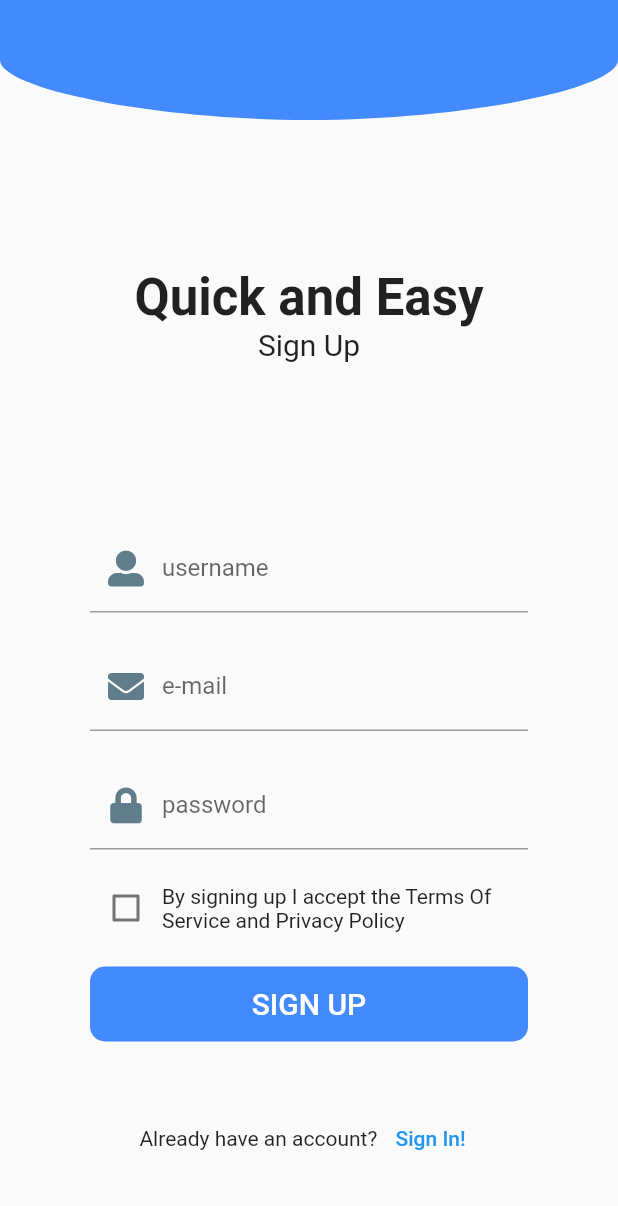
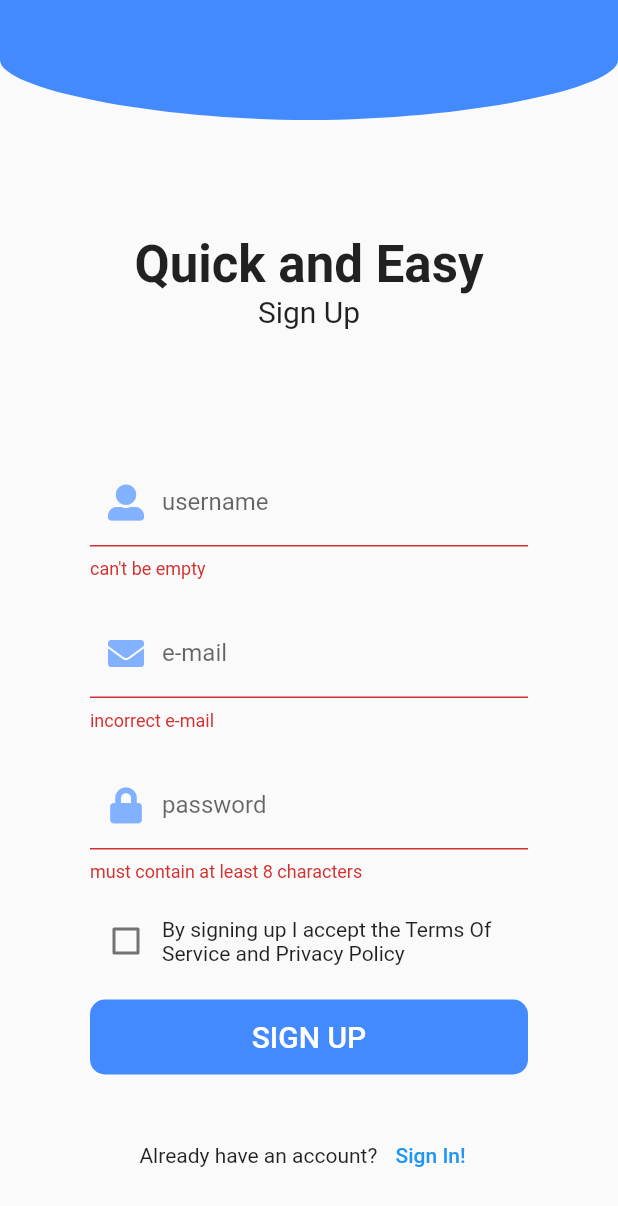
Before and after one commit to medykization/BoredomDestroyer, a Flutter app: the RegisterScreen screen opened directly, after a tap on "SIGN UP", on a phone screen of 412 x 824 dp. Shown: the top 1206 px of the screen. Run offline on Flutter 3.47's test engine with Material 2 defaults, Android fonts, the phone set to English and light mode, and no system bars; our stand-ins replace flutter_datetime_picker, flutter_spinkit, font_awesome_flutter, geolocator, hive, hive_flutter; missing offline and left inert: google_maps_webservice, search_map_place; accounts and stored records are empty; generated files the repository leaves out were written again.

Commit message:
Register screen: added form validation

```diff
--- a/lib/screens/register_screen.dart
+++ b/lib/screens/register_screen.dart
@@ -19,6 +19,8 @@ class _RegisterScreenState extends State<RegisterScreen> {
   HttpAuth httpAuth = new HttpAuth();
 
   Box box;
+
+  final _formKey = GlobalKey<FormState>();
 
   void initBoxValue() async {
     box = await Hive.openBox<User>('users');
@@ -42,6 +44,8 @@ class _RegisterScreenState extends State<RegisterScreen> {
         ),
       ),
       body: new Center(
+        child: Form(
+          key: _formKey,
           child: Column(
             children: <Widget>[
               Expanded(flex: 2, child: _buildWelcomeTextRow()),
@@ -52,6 +56,7 @@ class _RegisterScreenState extends State<RegisterScreen> {
               _buildSignUpButton(),
               Expanded(flex: 1, child: _buildSignInContainer()),
             ],
+          ),
         ),
       ),
     );
@@ -89,10 +94,16 @@ class _RegisterScreenState extends State<RegisterScreen> {
           username = value;
         },
         decoration: InputDecoration(
-            prefixIcon: Icon(FontAwesomeIcons.userAlt, color: Colors.blueGrey),
+            prefixIcon: Icon(FontAwesomeIcons.userAlt,
+                color: Colors.blueAccent.shade100),
             labelText: 'username'),
+        validator: (input) => validateUsename() ? 'can\'t be empty' : null,
       ),
     );
+  }
+
+  bool validateUsename() {
+    return username == null || username.length == 0;
   }
 
   Widget _buildEmailRow() {
@@ -104,11 +115,20 @@ class _RegisterScreenState extends State<RegisterScreen> {
           email = value;
         },
         decoration: InputDecoration(
-            prefixIcon:
-                Icon(FontAwesomeIcons.solidEnvelope, color: Colors.blueGrey),
+            prefixIcon: Icon(FontAwesomeIcons.solidEnvelope,
+                color: Colors.blueAccent.shade100),
             labelText: 'e-mail'),
+        validator: (input) => validateEmail() ? 'incorrect e-mail' : null,
       ),
     );
+  }
+
+  bool validateEmail() {
+    if (email == null) return true;
+    bool emailValid = !RegExp(
+            r"^[a-zA-Z0-9.a-zA-Z0-9.!#$%&'*+-/=?^_`{|}~]+@[a-zA-Z0-9]+\.[a-zA-Z]+")
+        .hasMatch(email);
+    return emailValid;
   }
 
   Widget _buildPasswordRow() {
@@ -123,11 +143,18 @@ class _RegisterScreenState extends State<RegisterScreen> {
         decoration: InputDecoration(
             prefixIcon: Icon(
               FontAwesomeIcons.lock,
-              color: Colors.blueGrey,
+              color: Colors.blueAccent.shade100,
             ),
             labelText: 'password'),
+        validator: (password) =>
+            validatePassword() ? 'must contain at least 8 characters' : null,
       ),
     );
+  }
+
+  bool validatePassword() {
+    print('test');
+    return password == null || password.length < 8;
   }
 
   Widget _buildCheckBox() {
@@ -150,6 +177,10 @@ class _RegisterScreenState extends State<RegisterScreen> {
     );
   }
 
+  bool validateCheckBox() {
+    return checkBoxValue;
+  }
+
   Widget _buildSignUpButton() {
     return Padding(
       padding: EdgeInsets.only(left: 60, right: 60, top: 15),
@@ -160,20 +191,16 @@ class _RegisterScreenState extends State<RegisterScreen> {
         height: 50.0,
         child: FlatButton(
           onPressed: () async {
-            if (checkBoxValue == true &&
-                validatePassword() &&
-                validateEmail() &&
-                validateUsename()) {
-              User user = await signUp();
-              if (user.accessToken != null) {
-                print(user.name);
-                await _addUserDataToHive(user);
-                navigateTo(MainScreen(), 200);
-              } else {
-                print("\nCan't create account");
-              }
-            } else {
-              print("Please accept terms");
+            if (_formKey.currentState.validate() && validateCheckBox()) {
+              // User user = await signUp();
+              // if (user.accessToken != null) {
+              //   print(user.name);
+              //   await _addUserDataToHive(user);
+              //   navigateTo(MainScreen(), 200);
+              // } else {
+              //   print("\nCan't create account");
+              // }
+              print('validation test');
             }
           },
           child: Text(
@@ -238,21 +265,6 @@ class _RegisterScreenState extends State<RegisterScreen> {
     );
   }
 
-  bool validatePassword() {
-    return password != null && password.length > 8;
-  }
-
-  bool validateUsename() {
-    return username != null && username.length > 8;
-  }
-
-  bool validateEmail() {
-    bool emailValid = RegExp(
-            r"^[a-zA-Z0-9.a-zA-Z0-9.!#$%&'*+-/=?^_`{|}~]+@[a-zA-Z0-9]+\.[a-zA-Z]+")
-        .hasMatch(email);
-    return emailValid;
-  }
-
   _addUserDataToHive(User user) async {
     await box.put("user", user);
     await box.close();
```
Lines whose indentation alone changed are shown as unchanged.
